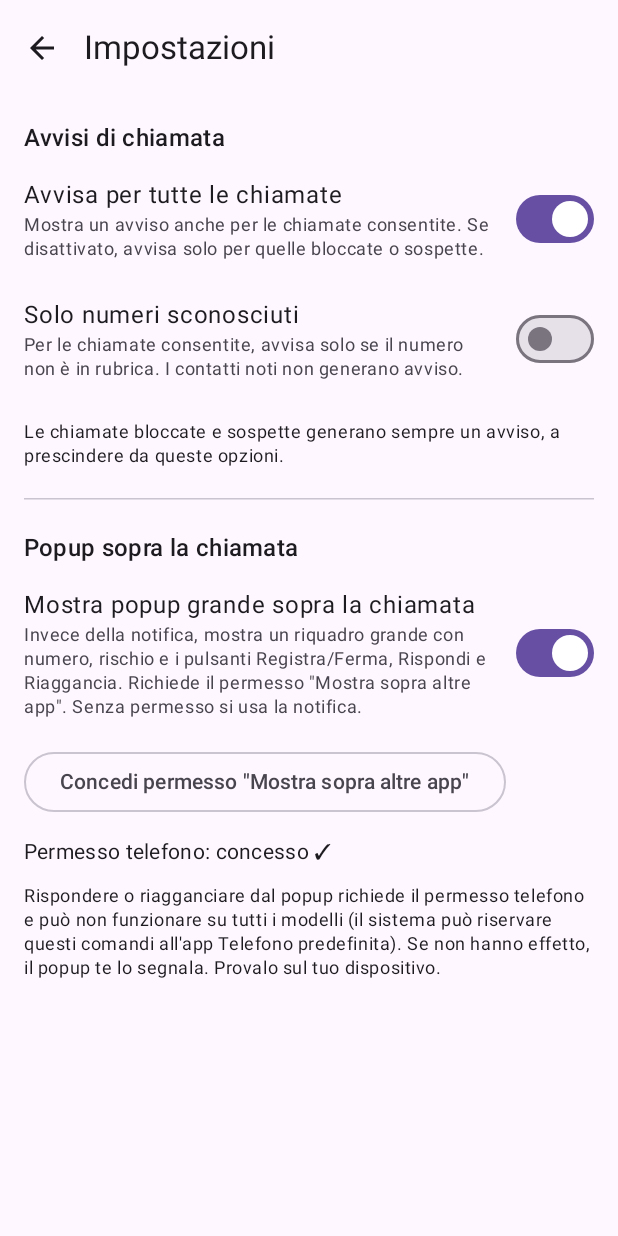
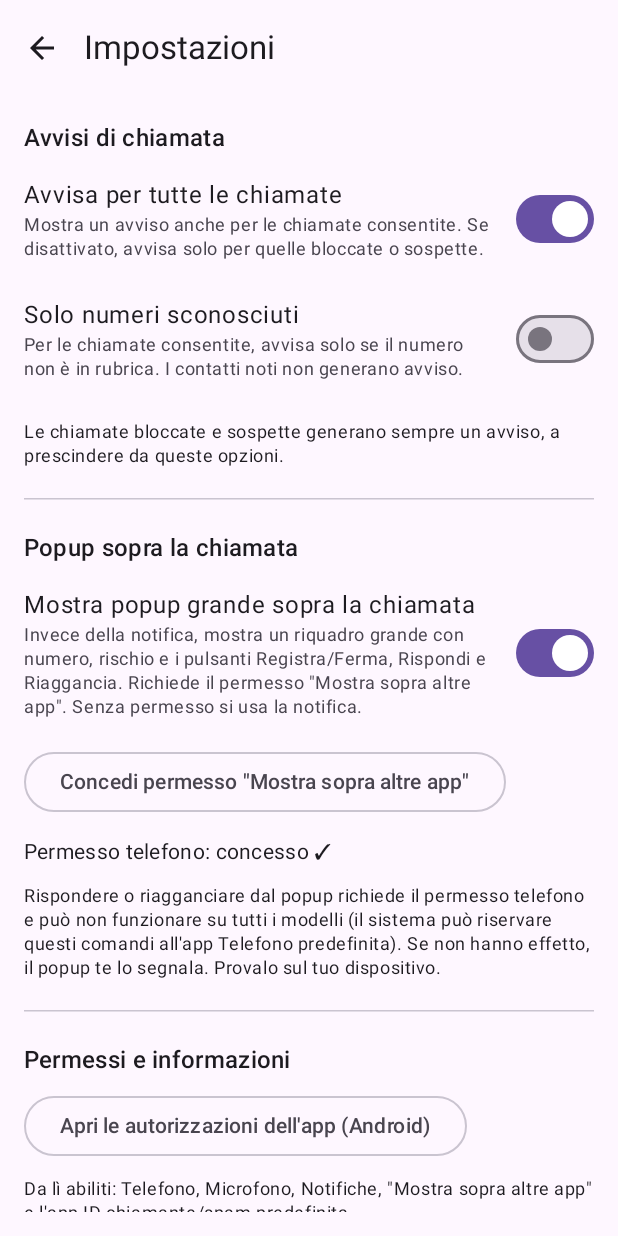
Before and after one commit to mrcatgit/Nospam, an Android app built with Jetpack Compose: the composable SettingsScreen shown on its own in the app's theme, on a phone screen of 412 x 824 dp. Run offline under Robolectric (Android 15) with nearby library versions, the phone set to English and light mode, and no system bars.

Commit message:
Impostazioni: versione app, apertura diretta autorizzazioni; versione 0.7.0
- SettingsScreen: pulsante "Apri le autorizzazioni dell'app (Android)" che porta
  alla pagina di sistema di NoSpam (dove si abilitano Telefono, Microfono,
  Notifiche, Mostra sopra altre app); mostra la versione dell'app
- versionCode 7 / versionName 0.7.0, così la build installata è identificabile

Build verificato: assembleDebug SUCCESSFUL.

Co-Authored-By: Claude Opus 4.8 <noreply@anthropic.com>
Claude-Session: https://claude.ai/code/session_01DaDdbj8ke9gbxeppWhbu6D

```diff
--- a/app/build.gradle.kts
+++ b/app/build.gradle.kts
@@ -14,8 +14,8 @@ android {
         applicationId = "com.nospam"
         minSdk = 29          // Android 10: CallScreeningService pienamente supportato
         targetSdk = 34
-        versionCode = 1
-        versionName = "0.1.0"
+        versionCode = 7
+        versionName = "0.7.0"
         testInstrumentationRunner = "androidx.test.runner.AndroidJUnitRunner"
     }
 
--- a/app/src/main/java/com/nospam/ui/SettingsScreen.kt
+++ b/app/src/main/java/com/nospam/ui/SettingsScreen.kt
@@ -150,6 +150,41 @@ fun SettingsScreen(onBack: () -> Unit) {
                 style = MaterialTheme.typography.bodySmall,
                 modifier = Modifier.padding(top = 8.dp),
             )
+
+            HorizontalDivider(Modifier.padding(vertical = 16.dp))
+            Text("Permessi e informazioni", style = MaterialTheme.typography.titleMedium)
+
+            OutlinedButton(
+                onClick = {
+                    context.startActivity(
+                        Intent(
+                            Settings.ACTION_APPLICATION_DETAILS_SETTINGS,
+                            Uri.parse("package:${context.packageName}"),
+                        ).addFlags(Intent.FLAG_ACTIVITY_NEW_TASK)
+                    )
+                },
+                modifier = Modifier.padding(top = 4.dp),
+            ) { Text("Apri le autorizzazioni dell'app (Android)") }
+
+            Text(
+                "Da lì abiliti: Telefono, Microfono, Notifiche, \"Mostra sopra altre app\" " +
+                    "e l'app ID chiamante/spam predefinita.",
+                style = MaterialTheme.typography.bodySmall,
+                modifier = Modifier.padding(top = 6.dp),
+            )
+
+            val versionLabel = remember {
+                runCatching {
+                    val pi = context.packageManager.getPackageInfo(context.packageName, 0)
+                    "NoSpam versione ${pi.versionName} (build ${pi.longVersionCode})"
+                }.getOrDefault("NoSpam")
+            }
+            Text(
+                versionLabel,
+                style = MaterialTheme.typography.bodySmall,
+                color = MaterialTheme.colorScheme.onSurfaceVariant,
+                modifier = Modifier.padding(top = 16.dp),
+            )
         }
     }
 }
```
